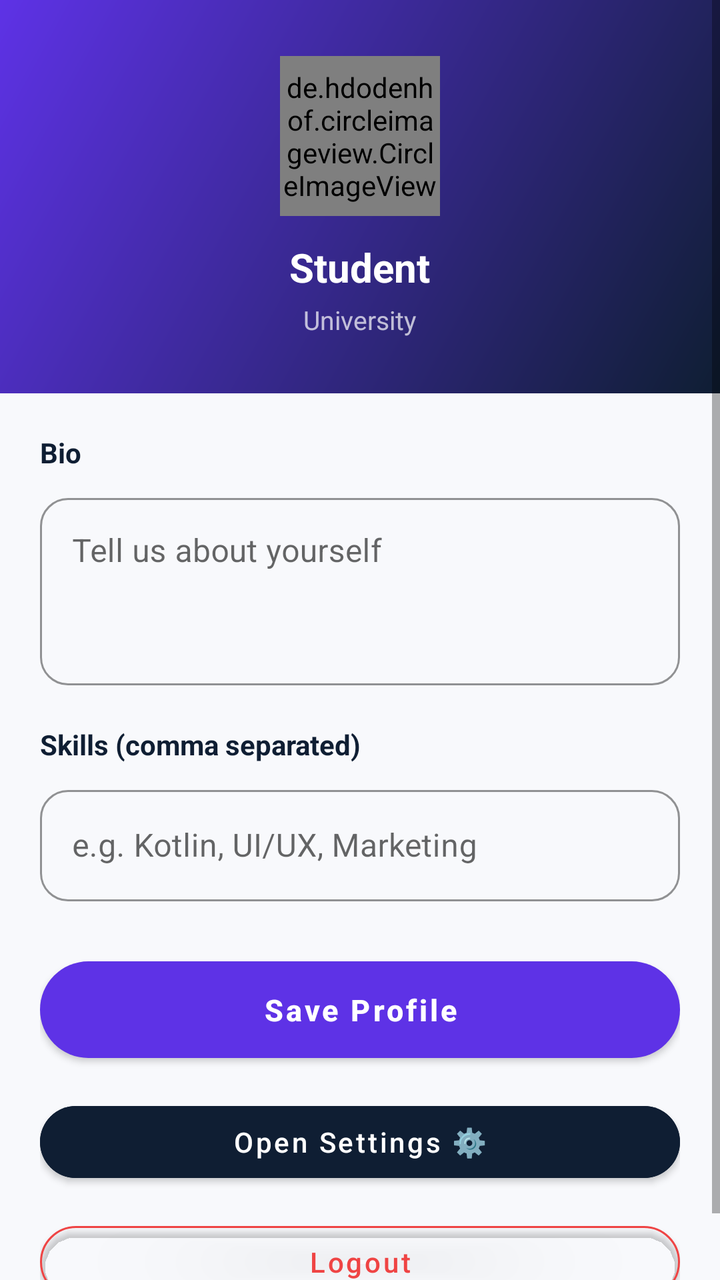
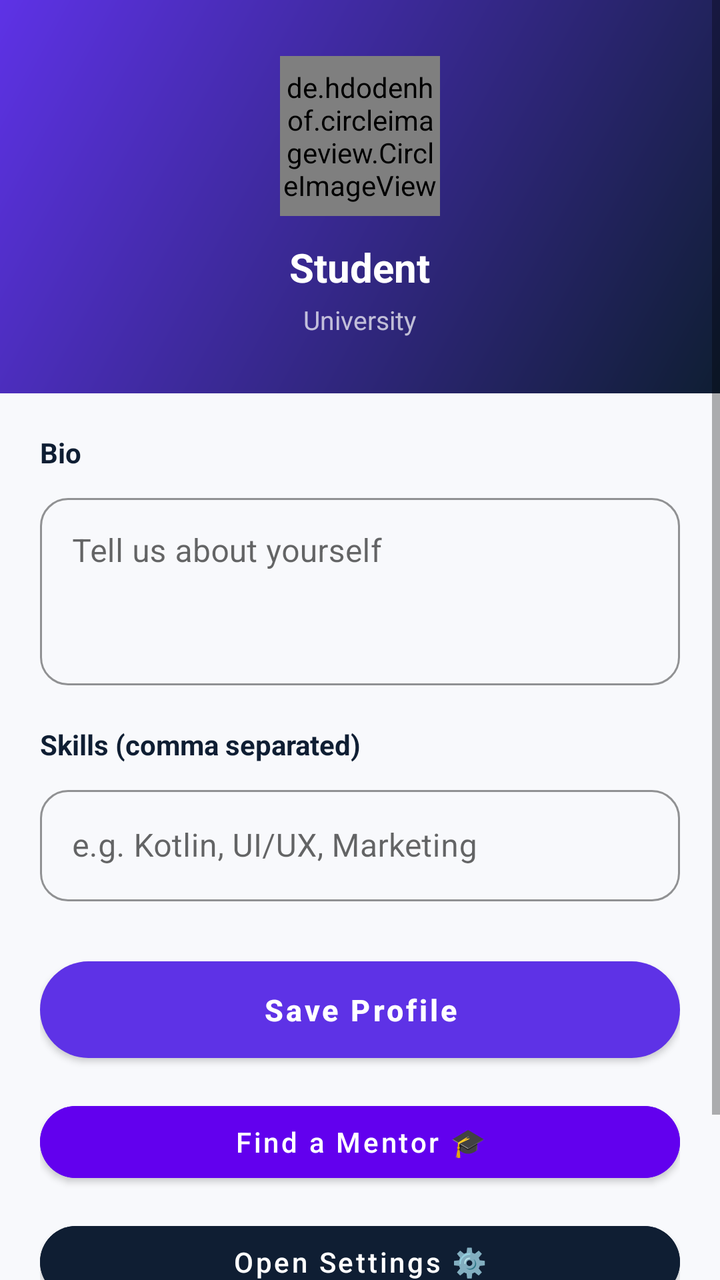

The first picture is an Android layout as it rendered before a commit; the second is the same layout after the commit. The layout source and the unified diff follow.
<!-- AndroidManifest.xml: application theme Theme.PitchPerfect -->
<!-- res/layout/fragment_profile.xml -->
<?xml version="1.0" encoding="utf-8"?>
<ScrollView xmlns:android="http://schemas.android.com/apk/res/android"
    xmlns:app="http://schemas.android.com/apk/res-auto"
    android:layout_width="match_parent"
    android:layout_height="match_parent"
    android:background="@color/bg_light">

    <LinearLayout
        android:layout_width="match_parent"
        android:layout_height="wrap_content"
        android:orientation="vertical">

        
        <LinearLayout
            android:layout_width="match_parent"
            android:layout_height="wrap_content"
            android:background="@drawable/bg_navy_gradient"
            android:orientation="vertical"
            android:gravity="center"
            android:padding="28dp">

            <de.hdodenhof.circleimageview.CircleImageView
                android:layout_width="80dp"
                android:layout_height="80dp"
                android:background="@color/purple"
                android:src="@android:drawable/ic_menu_myplaces"
                app:civ_border_color="@color/white"
                app:civ_border_width="3dp" />

            <TextView
                android:id="@+id/tvProfileName"
                android:layout_width="wrap_content"
                android:layout_height="wrap_content"
                android:layout_marginTop="12dp"
                android:text="Student"
                android:textColor="@color/white"
                android:textSize="20sp"
                android:textStyle="bold" />

            <TextView
                android:id="@+id/tvProfileUniversity"
                android:layout_width="wrap_content"
                android:layout_height="wrap_content"
                android:layout_marginTop="4dp"
                android:text="University"
                android:textColor="#B3FFFFFF"
                android:textSize="13sp" />
        </LinearLayout>

        
        <LinearLayout
            android:layout_width="match_parent"
            android:layout_height="wrap_content"
            android:orientation="vertical"
            android:padding="20dp">

            <TextView
                android:layout_width="wrap_content"
                android:layout_height="wrap_content"
                android:text="Bio"
                android:textColor="@color/text_dark"
                android:textSize="14sp"
                android:textStyle="bold"
                android:layout_marginBottom="8dp" />

            <com.google.android.material.textfield.TextInputLayout
                style="@style/PitchInput"
                android:layout_width="match_parent"
                android:layout_height="wrap_content"
                android:hint="Tell us about yourself">
                <com.google.android.material.textfield.TextInputEditText
                    android:id="@+id/etBio"
                    android:layout_width="match_parent"
                    android:layout_height="wrap_content"
                    android:minLines="3"
                    android:gravity="top" />
            </com.google.android.material.textfield.TextInputLayout>

            <TextView
                android:layout_width="wrap_content"
                android:layout_height="wrap_content"
                android:layout_marginTop="20dp"
                android:text="Skills (comma separated)"
                android:textColor="@color/text_dark"
                android:textSize="14sp"
                android:textStyle="bold"
                android:layout_marginBottom="8dp" />

            <com.google.android.material.textfield.TextInputLayout
                style="@style/PitchInput"
                android:layout_width="match_parent"
                android:layout_height="wrap_content"
                android:hint="e.g. Kotlin, UI/UX, Marketing">
                <com.google.android.material.textfield.TextInputEditText
                    android:id="@+id/etSkills"
                    android:layout_width="match_parent"
                    android:layout_height="wrap_content" />
            </com.google.android.material.textfield.TextInputLayout>

            
            <com.google.android.material.button.MaterialButton
                android:id="@+id/btnSaveProfile"
                style="@style/PitchButton"
                android:layout_width="match_parent"
                android:layout_height="wrap_content"
                android:layout_marginTop="24dp"
                android:text="Save Profile" />

            
            <com.google.android.material.button.MaterialButton
                android:id="@+id/btnSettings"
                android:layout_width="match_parent"
                android:layout_height="wrap_content"
                android:layout_marginTop="12dp"
                android:text="Open Settings ⚙️"
                android:textColor="@color/white"
                android:textAllCaps="false"
                android:backgroundTint="@color/navy"
                app:cornerRadius="28dp" />

            
            <com.google.android.material.button.MaterialButton
                android:id="@+id/btnLogout"
                android:layout_width="match_parent"
                android:layout_height="wrap_content"
                android:layout_marginTop="12dp"
                android:text="Logout"
                android:textColor="@color/red"
                android:textAllCaps="false"
                android:backgroundTint="@android:color/transparent"
                app:strokeColor="@color/red"
                app:strokeWidth="1dp"
                app:cornerRadius="28dp" />
        </LinearLayout>
    </LinearLayout>
</ScrollView>
<!-- resources referenced by this layout -->
<resources>
  <color name="bg_light">#F8F9FC</color>
  <color name="navy">#0F1E33</color>
  <color name="purple">#5E32E6</color>
  <color name="red">#EF4444</color>
  <color name="text_dark">#0F1E33</color>
  <color name="white">#FFFFFF</color>
  <!-- drawable bg_navy_gradient (drawable) -->
  <?xml version="1.0" encoding="utf-8"?>
  <shape xmlns:android="http://schemas.android.com/apk/res/android">
      <gradient
          android:angle="135"
          android:startColor="#0F1E33"
          android:endColor="#5E32E6"
          android:type="linear" />
  </shape>
  <style name="PitchButton" parent="Widget.MaterialComponents.Button">
          <item name="android:textAllCaps">false</item>
          <item name="android:textSize">15sp</item>
          <item name="android:textStyle">bold</item>
          <item name="cornerRadius">28dp</item>
          <item name="android:paddingTop">14dp</item>
          <item name="android:paddingBottom">14dp</item>
          <item name="backgroundTint">@color/purple</item>
      </style>
  <style name="PitchInput" parent="Widget.MaterialComponents.TextInputLayout.OutlinedBox">
          <item name="boxCornerRadiusTopStart">14dp</item>
          <item name="boxCornerRadiusTopEnd">14dp</item>
          <item name="boxCornerRadiusBottomStart">14dp</item>
          <item name="boxCornerRadiusBottomEnd">14dp</item>
          <item name="boxStrokeColor">@color/purple</item>
          <item name="hintTextColor">@color/purple</item>
      </style>
  <style name="Theme.PitchPerfect" parent="Theme.MaterialComponents.Light.NoActionBar">
          <item name="colorPrimary">@color/purple</item>
          <item name="colorPrimaryVariant">@color/purple_dark</item>
          <item name="colorOnPrimary">@color/white</item>
          <item name="colorSecondary">@color/navy</item>
          <item name="android:statusBarColor">@color/navy</item>
          <item name="android:windowLightStatusBar">false</item>
          <item name="android:windowBackground">@color/bg_light</item>
      </style>
  <color name="purple_dark">#4A28C0</color>
</resources>

<!-- the commit's change to res/layout/fragment_profile.xml (unified diff, before → after) -->
@@ -108,6 +108,18 @@
 
             
             <com.google.android.material.button.MaterialButton
+                android:id="@+id/btnFindMentor"
+                android:layout_width="match_parent"
+                android:layout_height="wrap_content"
+                android:layout_marginTop="12dp"
+                android:text="Find a Mentor 🎓"
+                android:textColor="@color/white"
+                android:textAllCaps="false"
+                android:backgroundTint="#6200EE"
+                app:cornerRadius="28dp" />
+
+            
+            <com.google.android.material.button.MaterialButton
                 android:id="@+id/btnSettings"
                 android:layout_width="match_parent"
                 android:layout_height="wrap_content"
